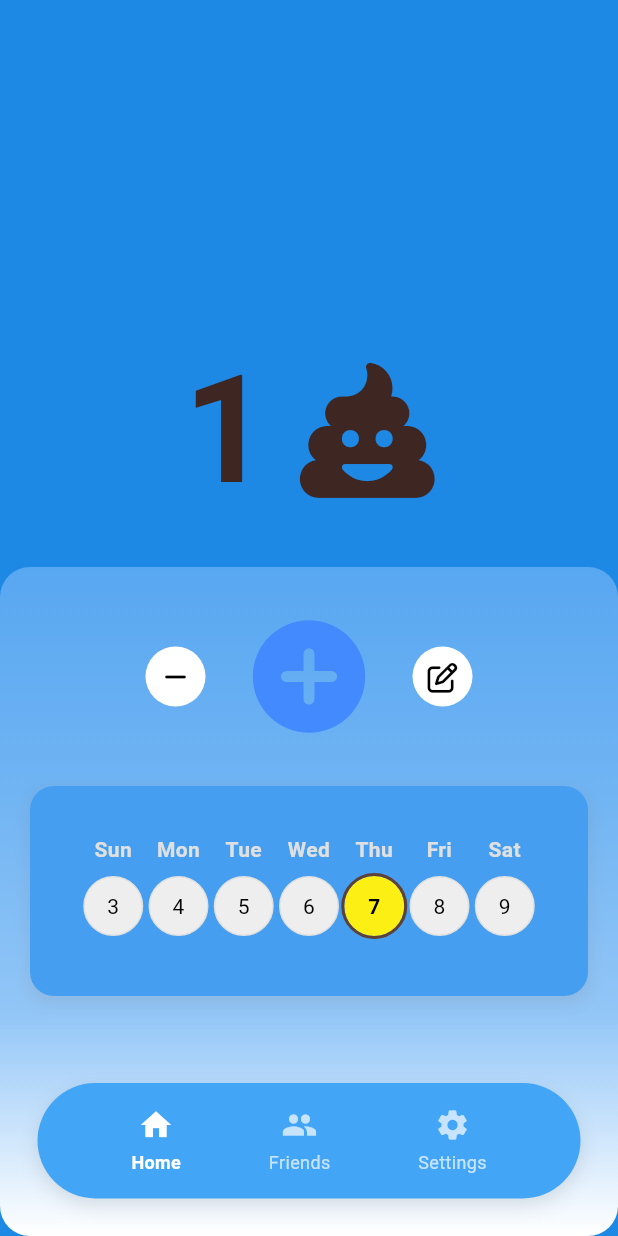
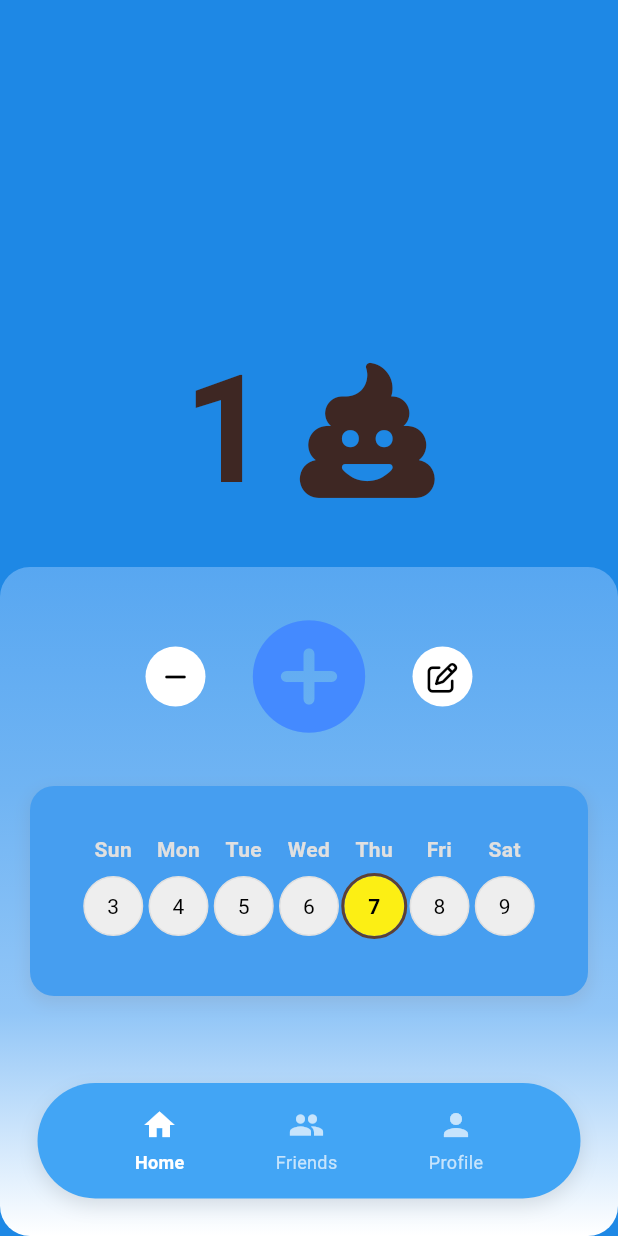
Before and after one commit to eho1202/Poop-Tracker, a Flutter app: the screen it shows after launch, after a tap on the "add circle" icon, on a phone screen of 412 x 824 dp. Run offline on Flutter 3.47's test engine with Material 3 defaults, Android fonts, the phone set to English and light mode, and no system bars; our stand-ins replace flutter_heatmap_calendar, font_awesome_flutter; network calls fail.

Commit message:
add poop calendar, friends and profile page

```diff
--- a/lib/config/widgets/bottom_nav.dart
+++ b/lib/config/widgets/bottom_nav.dart
@@ -40,8 +40,8 @@ class BottomNav extends StatelessWidget {
           ),
           _buildNavItem(
             index: 2,
-            icon: Icons.settings,
-            label: 'Settings',
+            icon: Icons.person,
+            label: 'Profile',
             isSelected: currentPageIndex == 2,
           ),
         ],
--- a/lib/main.dart
+++ b/lib/main.dart
@@ -2,7 +2,7 @@ import 'package:flutter/material.dart';
 import 'package:poopoo/config/widgets/bottom_nav.dart';
 import 'pages/home.dart';
 import 'pages/friends.dart';
-import 'pages/settings.dart';
+import 'pages/profile.dart';
 
 void main() {
   runApp(MyApp());
@@ -38,7 +38,7 @@ class _MainScreenState extends State<MainScreen> {
   List<Widget> get pages => [
         Home(),
         Friends(),
-        Settings(),
+        Profile(),
       ];
 
   @override
--- a/lib/pages/friends.dart
+++ b/lib/pages/friends.dart
@@ -1,4 +1,5 @@
 import 'package:flutter/material.dart';
+import '../config/widgets/add_friend.dart';
 
 class Friends extends StatefulWidget {
   const Friends({super.key});
@@ -48,28 +49,35 @@ class _Friends extends State<Friends> {
                 ),
               ),
               SizedBox(height: 30),
-              Container(
-                height: 60,
-                width: 200,
-                decoration: BoxDecoration(
-                  color: Colors.lightBlueAccent,
-                  borderRadius: BorderRadius.circular(20),
+              ElevatedButton.icon(
+                onPressed: () {
+                  showModalBottomSheet(
+                    context: context,
+                    builder: (BuildContext context) {
+                      return SizedBox(
+                        height: 200,
+                        child: AddFriendBottomSheet(),
+                      );
+                    },
+                  );
+                },
+                style: ElevatedButton.styleFrom(
+                  backgroundColor: Colors.lightBlueAccent,
+                  foregroundColor: Colors.white,
+                  minimumSize: Size(200, 60),
+                  shape: RoundedRectangleBorder(
+                    borderRadius: BorderRadius.circular(20),
+                  ),
+                  elevation: 3,
                 ),
-                child: Center(
-                  child: Row(
-                    mainAxisAlignment: MainAxisAlignment.center,
-                    children: [
-                      Text(
-                        'Add Friend',
-                        style: TextStyle(fontSize: 24, color: Colors.white),
-                      ),
-                      SizedBox(width: 8),
-                      Icon(Icons.person_add_alt_rounded,
-                          color: Colors.blue, size: 30),
-                    ],
-                  ),
+                icon: Icon(Icons.person_add_alt_rounded,
+                    color: Colors.blue, size: 30),
+                label: Text(
+                  'Add Friend',
+                  style: TextStyle(fontSize: 24, color: Colors.white),
                 ),
               ),
+              SizedBox(width: 8),
             ],
           ),
         ),
--- /dev/null
+++ b/lib/pages/profile.dart
@@ -0,0 +1,56 @@
+import 'package:flutter/material.dart';
+import 'package:flutter/services.dart';
+import 'package:font_awesome_flutter/font_awesome_flutter.dart';
+import 'package:poopoo/config/widgets/toast_diag.dart';
+
+String _friendCode = 'ABC123';
+
+class Profile extends StatelessWidget {
+  const Profile({super.key});
+
+  @override
+  Widget build(BuildContext context) {
+    return Container(
+      child: Column(
+        mainAxisAlignment: MainAxisAlignment.center,
+        children: [
+          Padding(
+            padding: EdgeInsets.all(8.0),
+            child: Row(
+              children: [
+                CircleAvatar(
+                  radius: 50,
+                  backgroundImage: NetworkImage(
+                    'https://example.com/profile_image.png',
+                  ),
+                ),
+                SizedBox(width: 20),
+                Column(
+                  crossAxisAlignment: CrossAxisAlignment.start,
+                  children: [
+                    Text(
+                      'name',
+                      style:
+                          TextStyle(fontSize: 24, fontWeight: FontWeight.bold),
+                    ),
+                    ElevatedButton.icon(
+                      onPressed: () {
+                        Clipboard.setData(new ClipboardData(text: _friendCode));
+                        ToastDiag.show(
+                          context,
+                          message: 'Code copied!',
+                        );
+                      },
+                      label: Text('Code $_friendCode'),
+                      icon: Icon(FontAwesomeIcons.copy),
+                    ),
+                  ],
+                ),
+              ],
+            ),
+          ),
+        ],
+      ),
+    );
+  }
+}
--- a/lib/pages/settings.dart
+++ /dev/null
@@ -1,17 +0,0 @@
-import 'package:flutter/material.dart';
-
-class Settings extends StatelessWidget {
-  const Settings({super.key});
-
-  @override
-  Widget build(BuildContext context) {
-    return Center(
-      child: Column(
-        mainAxisAlignment: MainAxisAlignment.center,
-        children: [
-          Text('This is the settings Page'),
-        ],
-      ),
-    );
-  }
-}
```
Also changed, not shown: lib/config/widgets/add_friend.dart (added, +48 -0 lines), lib/config/widgets/monthly_poop.dart (added, +77 -0 lines), lib/config/widgets/toast_diag.dart (added, +48 -0 lines), lib/pages/edit_poop.dart (added, +51 -0 lines), lib/pages/home.dart (+4 -4 lines), lib/pages/poop_calendar.dart (+168 -18 lines).
